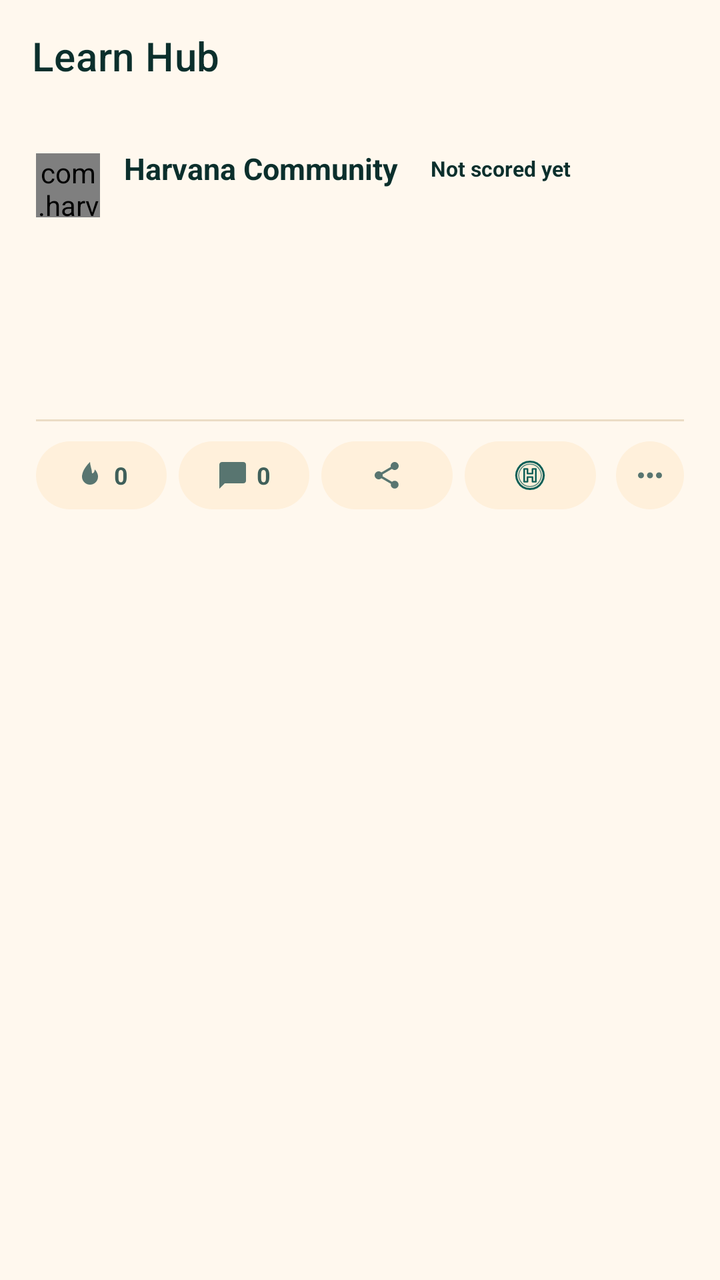
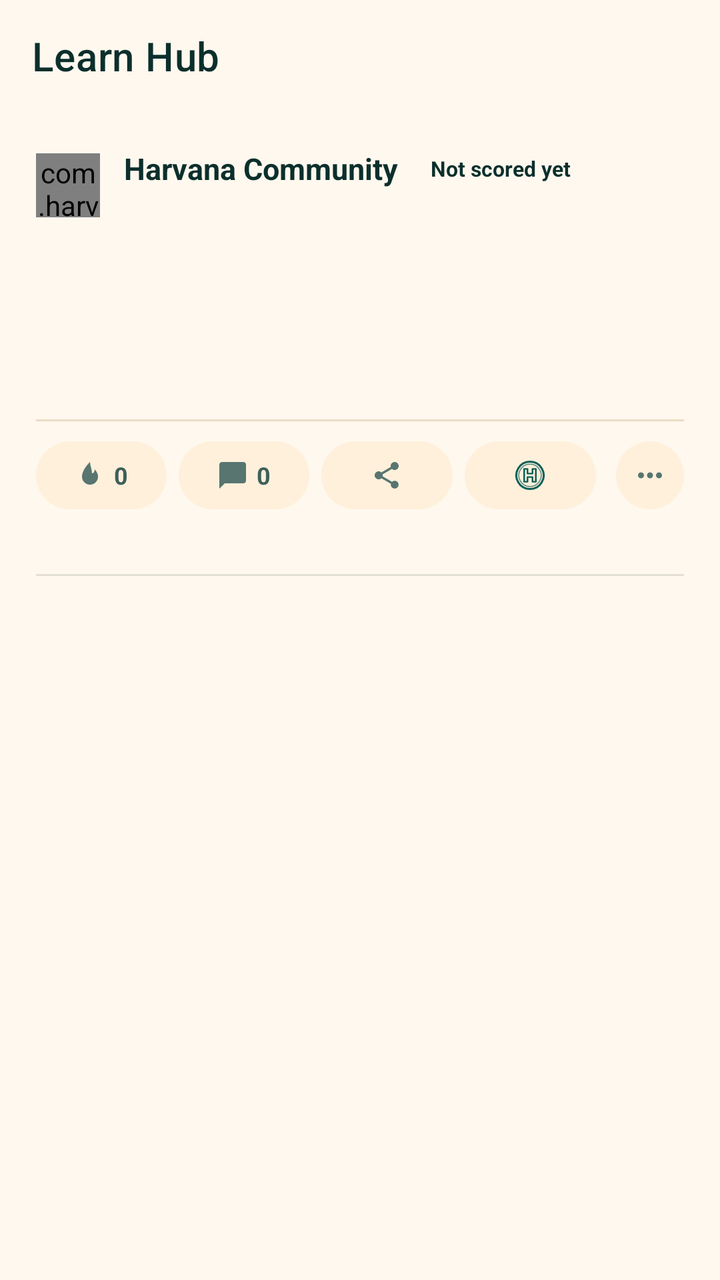

An Android layout rendered at two revisions. The XML below is the earlier revision; the diff shows what the commit changed to produce the second picture.
<!-- AndroidManifest.xml: application theme AppTheme -->
<!-- res/layout/activity_learn_read.xml -->
<?xml version="1.0" encoding="utf-8"?>
<androidx.coordinatorlayout.widget.CoordinatorLayout xmlns:android="http://schemas.android.com/apk/res/android" xmlns:app="http://schemas.android.com/apk/res-auto"
    android:layout_width="match_parent"
    android:layout_height="match_parent"
    android:background="@color/colorBackground">
    <com.google.android.material.appbar.AppBarLayout
        android:layout_width="match_parent"
        android:layout_height="wrap_content"
        android:theme="@style/AppTheme.AppBarOverlay"
        app:elevation="0dp"
		android:stateListAnimator="@null">
        <androidx.appcompat.widget.Toolbar
            android:id="@+id/_toolbar"
            android:layout_width="match_parent"
            android:layout_height="?attr/actionBarSize"
            android:background="?attr/appBarColor"
            app:title="Learn Hub"
            app:popupTheme="@style/AppTheme.PopupOverlay" />
    </com.google.android.material.appbar.AppBarLayout>
    <androidx.core.widget.NestedScrollView
        android:id="@+id/scroll_read"
        android:layout_width="match_parent"
        android:layout_height="match_parent"
        app:layout_behavior="@string/appbar_scrolling_view_behavior">
        <LinearLayout
            android:layout_width="match_parent"
            android:layout_height="wrap_content"
            android:orientation="vertical"
            android:padding="18dp">

            <LinearLayout
                android:layout_width="match_parent"
                android:layout_height="wrap_content"
                android:gravity="center_vertical"
                android:orientation="horizontal">
                <com.harvana.app.ui.AvatarView
                    android:id="@+id/iv_avatar"
                    android:layout_width="32dp"
                    android:layout_height="32dp"
                    app:avatarSize="header" />
                <LinearLayout
                    android:layout_width="0dp"
                    android:layout_height="wrap_content"
                    android:layout_weight="1"
                    android:layout_marginStart="12dp"
                    android:orientation="vertical">
                    <LinearLayout
                        android:layout_width="match_parent"
                        android:layout_height="wrap_content"
                        android:gravity="center_vertical"
                        android:orientation="horizontal">
                        <TextView
                            android:id="@+id/tv_name"
                            android:layout_width="wrap_content"
                            android:layout_height="wrap_content"
                            android:layout_weight="0"
                            android:maxLines="1"
                            android:ellipsize="end"
                            android:maxWidth="150dp"
                            android:text="Harvana Community"
                            android:textColor="@color/colorTextPrimary"
                            android:textSize="15sp"
                            android:textStyle="bold" />
                        <TextView
                            android:id="@+id/tv_trust"
                            android:layout_width="wrap_content"
                            android:layout_height="wrap_content"
                            android:layout_marginStart="8dp"
                            android:paddingStart="8dp"
                            android:paddingEnd="8dp"
                            android:paddingTop="2dp"
                            android:paddingBottom="2dp"
                            android:text="Not scored yet"
                            android:textSize="10.5sp"
                            android:textStyle="bold" />
                    </LinearLayout>
                    <TextView
                        android:id="@+id/tv_meta"
                        android:layout_width="match_parent"
                        android:layout_height="wrap_content"
                        android:layout_marginTop="1dp"
                        android:textColor="@color/colorTextTertiary"
                        android:textSize="12sp" />
                </LinearLayout>
            </LinearLayout>

            <TextView
                android:id="@+id/tv_category"
                android:layout_width="wrap_content"
                android:layout_height="wrap_content"
                android:layout_marginTop="14dp"
                android:textColor="@color/colorAccent"
                android:textSize="11.5sp"
                android:textStyle="bold" />

            <TextView
                android:id="@+id/tv_title"
                android:layout_width="match_parent"
                android:layout_height="wrap_content"
                android:layout_marginTop="4dp"
                android:textColor="@color/colorTextPrimary"
                android:textSize="17sp"
                android:textStyle="bold"
                android:lineSpacingMultiplier="1.1" />

            <TextView
                android:id="@+id/tv_body"
                android:layout_width="match_parent"
                android:layout_height="wrap_content"
                android:layout_marginTop="8dp"
                android:textColor="@color/colorTextSecondary"
                android:textSize="14.5sp"
                android:lineSpacingMultiplier="1.2"
                android:textIsSelectable="false" />

            <ImageView
                android:id="@+id/iv_cover"
                android:layout_width="match_parent"
                android:layout_height="190dp"
                android:layout_marginTop="12dp"
                android:background="@color/colorSurfaceAlt"
                android:scaleType="centerCrop"
                android:visibility="gone" />

            <View
                android:layout_width="match_parent"
                android:layout_height="1dp"
                android:layout_marginTop="14dp"
                android:background="@color/colorCardStroke" />

            
            <LinearLayout
                android:layout_width="match_parent"
                android:layout_height="wrap_content"
                android:layout_marginTop="10dp"
                android:gravity="center_vertical"
                android:orientation="horizontal">
                <LinearLayout
                    android:id="@+id/ll_fire"
                    android:layout_width="0dp"
                    android:layout_height="34dp"
                    android:layout_weight="1"
                    android:layout_marginStart="0dp"
                    android:gravity="center"
                    android:paddingStart="6dp"
                    android:paddingEnd="6dp"
                    android:background="@drawable/bg_learn_action"
                    android:contentDescription="Fire"
                    android:orientation="horizontal">
                    <ImageView
                        android:id="@+id/iv_fire"
                        android:layout_width="16dp"
                        android:layout_height="16dp"
                        android:src="@drawable/ic_learn_fire"
                        app:tint="@color/colorTextTertiary" />
                    <TextView
                        android:id="@+id/tv_fire"
                        android:layout_width="wrap_content"
                        android:layout_height="wrap_content"
                        android:layout_marginStart="4dp"
                        android:text="0"
                        android:maxLines="1"
                        android:textColor="@color/colorTextSecondary"
                        android:textSize="12sp"
                        android:textStyle="bold" />
                </LinearLayout>
                <LinearLayout
                    android:id="@+id/ll_comment"
                    android:layout_width="0dp"
                    android:layout_height="34dp"
                    android:layout_weight="1"
                    android:layout_marginStart="6dp"
                    android:gravity="center"
                    android:paddingStart="6dp"
                    android:paddingEnd="6dp"
                    android:background="@drawable/bg_learn_action"
                    android:contentDescription="Comments"
                    android:orientation="horizontal">
                    <ImageView
                        android:layout_width="16dp"
                        android:layout_height="16dp"
                        android:src="@drawable/ic_learn_comment"
                        app:tint="@color/colorTextTertiary" />
                    <TextView
                        android:id="@+id/tv_comment"
                        android:layout_width="wrap_content"
                        android:layout_height="wrap_content"
                        android:layout_marginStart="4dp"
                        android:text="0"
                        android:maxLines="1"
                        android:textColor="@color/colorTextSecondary"
                        android:textSize="12sp"
                        android:textStyle="bold" />
                </LinearLayout>
                <LinearLayout
                    android:id="@+id/ll_share"
                    android:layout_width="0dp"
                    android:layout_height="34dp"
                    android:layout_weight="1"
                    android:layout_marginStart="6dp"
                    android:gravity="center"
                    android:paddingStart="6dp"
                    android:paddingEnd="6dp"
                    android:background="@drawable/bg_learn_action"
                    android:contentDescription="Share"
                    android:orientation="horizontal">
                    <ImageView
                        android:layout_width="16dp"
                        android:layout_height="16dp"
                        android:src="@drawable/ic_learn_share"
                        app:tint="@color/colorTextTertiary" />
                </LinearLayout>
                <LinearLayout
                    android:id="@+id/ll_gift"
                    android:layout_width="0dp"
                    android:layout_height="34dp"
                    android:layout_weight="1"
                    android:layout_marginStart="6dp"
                    android:gravity="center"
                    android:paddingStart="6dp"
                    android:paddingEnd="6dp"
                    android:background="@drawable/bg_learn_action"
                    android:contentDescription="Gift"
                    android:orientation="horizontal">
                    <ImageView
                        android:layout_width="16dp"
                        android:layout_height="16dp"
                        android:src="@drawable/ic_learn_gift"
                        app:tint="@color/colorAccent" />
                </LinearLayout>
                <ImageView
                    android:id="@+id/iv_more"
                    android:layout_width="34dp"
                    android:layout_height="34dp"
                    android:layout_marginStart="10dp"
                    android:padding="8dp"
                    android:background="@drawable/bg_learn_action"
                    android:contentDescription="More"
                    android:src="@drawable/ic_learn_more"
                    app:tint="@color/colorTextTertiary" />
            </LinearLayout>

            <TextView
                android:id="@+id/tv_views_line"
                android:layout_width="match_parent"
                android:layout_height="wrap_content"
                android:layout_marginTop="10dp"
                android:textColor="@color/colorTextTertiary"
                android:textSize="12sp" />

            <View
                android:id="@+id/view_end"
                android:layout_width="match_parent"
                android:layout_height="1dp"
                android:layout_marginTop="6dp" />
            <TextView
                android:id="@+id/tv_read_status"
                android:layout_width="match_parent"
                android:layout_height="wrap_content"
                android:layout_marginTop="10dp"
                android:layout_marginBottom="24dp"
                android:gravity="center_vertical"
                android:textColor="@color/colorTextTertiary"
                android:textSize="12.5sp" />
        </LinearLayout>
    </androidx.core.widget.NestedScrollView>
</androidx.coordinatorlayout.widget.CoordinatorLayout>
<!-- resources referenced by this layout -->
<resources>
  <style name="AppTheme" parent="Theme.MaterialComponents.DayNight.NoActionBar">
          <item name="popupMenuStyle">@style/HarvanaPopupMenu</item>
          <item name="actionOverflowMenuStyle">@style/HarvanaPopupMenu</item>
          
          <item name="spinnerStyle">@style/HarvanaSpinner</item>
          <item name="materialButtonStyle">@style/HarvanaButton</item>
          <item name="materialButtonOutlinedStyle">@style/HarvanaButton.Outlined</item>
          
          <item name="homeAsUpIndicator">@drawable/ic_nav_back</item>
          
          <item name="android:textViewStyle">@style/HarvanaTextView</item>
          <item name="appBarColor">@color/colorBackground</item>
          <item name="onAppBarColor">@color/colorTextPrimary</item>
          <item name="colorSecondary">@color/colorAccent</item>
          <item name="colorOnSecondary">@color/colorTextOnAccent</item>
          <item name="colorPrimaryVariant">@color/colorAccentDark</item>
          <item name="colorSecondaryVariant">@color/colorAccentDark</item>
          <item name="colorError">@color/colorError</item>
          <item name="colorOnError">@color/colorTextPrimaryWhite</item>
          <item name="colorControlActivated">@color/colorAccent</item>
          <item name="colorControlNormal">@color/colorControlNormal</item>
          <item name="colorControlHighlight">@color/colorAccentRipple</item>
          <item name="android:textColorHighlight">@color/colorAccentStroke</item>
          <item name="android:textColorLink">@color/colorAccentStrong</item>
          <item name="android:editTextColor">@color/colorTextPrimary</item>
          <item name="android:navigationBarColor">@color/colorBackground</item>
          <item name="colorPrimary">@color/colorAccent</item>
          <item name="colorPrimaryDark">@color/colorAccentStrong</item>
          <item name="colorAccent">@color/colorAccent</item>
          <item name="colorSurface">@color/colorSurface</item>
          <item name="colorOnPrimary">@color/colorTextOnAccent</item>
          <item name="colorOnSurface">@color/colorTextPrimary</item>
          <item name="colorOnBackground">@color/colorTextPrimary</item>
          <item name="colorOnSurfaceVariant">@color/colorTextSecondary</item>
          <item name="android:textColorPrimary">@color/colorTextPrimary</item>
          <item name="android:textColorSecondary">@color/colorTextSecondary</item>
          <item name="android:textColorHint">@color/colorTextTertiary</item>
          <item name="android:statusBarColor">?attr/appBarColor</item>
          <item name="android:windowLightStatusBar">true</item>
          <item name="android:windowBackground">@color/colorBackground</item>
          <item name="alertDialogTheme">@style/HarvanaAlertDialog</item>
          <item name="materialAlertDialogTheme">@style/HarvanaAlertDialog</item>
          <item name="bottomSheetDialogTheme">@style/HarvanaBottomSheetDialog</item>
      </style>
  <!-- unchanged entries left out for length: 37 -->
</resources>

<!-- the commit's change to res/layout/activity_learn_read.xml (unified diff, before → after) -->
@@ -122,11 +122,11 @@
                 android:scaleType="centerCrop"
                 android:visibility="gone" />
 
-            <View
+            <com.google.android.material.divider.MaterialDivider
                 android:layout_width="match_parent"
                 android:layout_height="1dp"
                 android:layout_marginTop="14dp"
-                android:background="@color/colorCardStroke" />
+	app:dividerColor="@color/colorCardStroke"/>
 
             
             <LinearLayout
@@ -248,7 +248,7 @@
                 android:textColor="@color/colorTextTertiary"
                 android:textSize="12sp" />
 
-            <View
+            <com.google.android.material.divider.MaterialDivider
                 android:id="@+id/view_end"
                 android:layout_width="match_parent"
                 android:layout_height="1dp"
<!-- resource entries referenced after the edit -->
@@ -7,6 +7,9 @@
           <item name="spinnerStyle">@style/HarvanaSpinner</item>
           <item name="materialButtonStyle">@style/HarvanaButton</item>
           <item name="materialButtonOutlinedStyle">@style/HarvanaButton.Outlined</item>
+          <item name="textInputStyle">@style/Harvana.TextInputLayout</item>
+          <item name="materialCardViewStyle">@style/Harvana.Card</item>
+          <item name="borderlessButtonStyle">@style/HarvanaButton.Text</item>
           
           <item name="homeAsUpIndicator">@drawable/ic_nav_back</item>
           
@@ -44,6 +47,30 @@
           <item name="materialAlertDialogTheme">@style/HarvanaAlertDialog</item>
           <item name="bottomSheetDialogTheme">@style/HarvanaBottomSheetDialog</item>
       </style>
+  <style name="Harvana.TextInputLayout" parent="Widget.MaterialComponents.TextInputLayout.OutlinedBox">
+          <item name="boxCornerRadiusTopStart">12dp</item>
+          <item name="boxCornerRadiusTopEnd">12dp</item>
+          <item name="boxCornerRadiusBottomStart">12dp</item>
+          <item name="boxCornerRadiusBottomEnd">12dp</item>
+          <item name="boxStrokeColor">@color/colorAccent</item>
+          <item name="hintTextColor">@color/colorAccent</item>
+          <item name="android:textColorHint">@color/colorTextTertiary</item>
+      </style>
+  <style name="Harvana.Card" parent="Widget.MaterialComponents.CardView">
+          <item name="cardBackgroundColor">@color/colorSurface</item>
+          <item name="cardCornerRadius">16dp</item>
+          <item name="cardElevation">0dp</item>
+          <item name="strokeColor">@color/colorCardStroke</item>
+          <item name="strokeWidth">1dp</item>
+          <item name="rippleColor">@color/colorAccentRipple</item>
+      </style>
+  <style name="HarvanaButton.Text" parent="Widget.MaterialComponents.Button.TextButton">
+          <item name="cornerRadius">12dp</item>
+          <item name="android:textAllCaps">false</item>
+          <item name="android:textStyle">bold</item>
+          <item name="android:textColor">@color/colorAccentStrong</item>
+          <item name="rippleColor">@color/colorAccentRipple</item>
+      </style>
   <!-- unchanged entries left out for length: 37 -->
 </resources>
 
